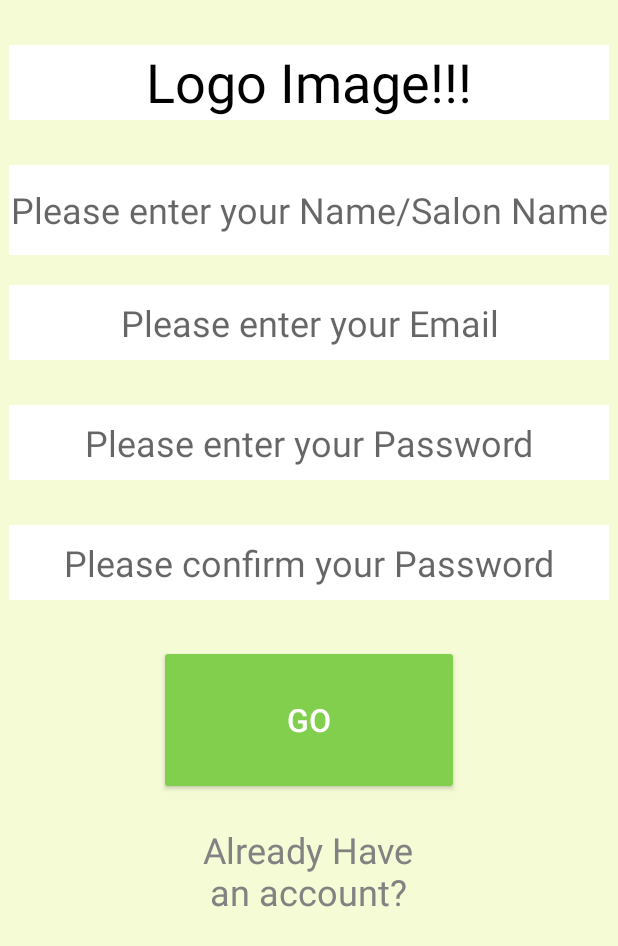
After one commit to talithavanlith/SalonOn, an Android app: the SignUpActivityZero screen opened directly, with no data from a screen before it, on a phone screen of 412 x 824 dp. The commit adds this screen. Shown: the top 946 px of the screen. Run offline under Robolectric (Android 15) with nearby library versions, the phone set to English and light mode, and no system bars.

Commit message:
Added 1st Part of SignUpActivity and hooked up 2nd Part.

```diff
--- a/app/src/main/AndroidManifest.xml
+++ b/app/src/main/AndroidManifest.xml
@@ -21,7 +21,8 @@
             </intent-filter>
         </activity>
         <activity android:name=".SignInActivity" android:label="@string/app_name" android:theme="@style/AppTheme.NoActionBar"></activity>
-        <activity android:name=".SignUpActivity" android:label="@string/app_name" android:theme="@style/AppTheme.NoActionBar"></activity>
+        <activity android:name=".SignUpActivityZero" android:label="@string/app_name" android:theme="@style/AppTheme.NoActionBar"></activity>
+        <activity android:name=".SignUpActivityOne" android:label="@string/app_name" android:theme="@style/AppTheme.NoActionBar"></activity>
 
     </application>
 
--- a/app/src/main/java/com/example/salonon/SignInActivity.java
+++ b/app/src/main/java/com/example/salonon/SignInActivity.java
@@ -46,7 +46,7 @@ public class SignInActivity extends AppCompatActivity {
             userType = null;
         }
         // Now I can pass userType to sign in if we need it.
-        Intent signUpIntent = new Intent(SignInActivity.this, SignUpActivity.class);
+        Intent signUpIntent = new Intent(SignInActivity.this, SignUpActivityZero.class);
         signUpIntent.putExtra("userType", userType);
         startActivity(signUpIntent);
     }
--- /dev/null
+++ b/app/src/main/res/layout/activity_sign_up_zero.xml
@@ -0,0 +1,107 @@
+<?xml version="1.0" encoding="utf-8"?>
+<RelativeLayout xmlns:android="http://schemas.android.com/apk/res/android"
+    android:layout_width="match_parent"
+    android:layout_height="match_parent"
+    xmlns:app="http://schemas.android.com/apk/res-auto"
+
+    android:background="#F4FBD5">
+
+    <TextView
+        android:id="@+id/logo"
+        android:layout_width="400dp"
+        android:layout_height="50dp"
+        android:background="@android:color/white"
+        android:text="Logo Image!!!"
+        android:textColor="@android:color/black"
+        android:textSize="36sp"
+        android:textAlignment="center"
+        android:layout_alignParentTop="true"
+        android:layout_centerHorizontal="true"
+        android:layout_marginTop="30dp"/>
+
+    <EditText
+        android:id="@+id/nameEditText"
+        android:layout_width="400dp"
+        android:layout_height="60dp"
+        android:layout_alignTop="@+id/logo"
+        android:layout_centerHorizontal="true"
+        android:layout_marginTop="80dp"
+        android:background="@android:color/white"
+        android:hint="Please enter your Name/Salon Name"
+        android:textAlignment="center"
+        android:textColor="@android:color/black"
+        android:textSize="24sp" />
+
+
+
+    <EditText
+        android:id="@+id/emailEditText"
+        android:inputType="textEmailAddress"
+        android:layout_width="400dp"
+        android:layout_height="50dp"
+        android:layout_alignTop="@+id/nameEditText"
+        android:layout_centerHorizontal="true"
+        android:layout_marginTop="80dp"
+        android:background="@android:color/white"
+        android:hint="Please enter your Email"
+        android:textAlignment="center"
+        android:textColor="@android:color/black"
+        android:textSize="24sp" />
+
+    <EditText
+        android:id="@+id/passwordEditText"
+        android:inputType="textPassword"
+        android:layout_width="400dp"
+        android:layout_height="50dp"
+        android:layout_alignTop="@+id/emailEditText"
+        android:layout_centerHorizontal="true"
+        android:layout_marginTop="80dp"
+        android:background="@android:color/white"
+        android:hint="Please enter your Password"
+        android:textAlignment="center"
+        android:textColor="@android:color/black"
+        android:textSize="24sp" />
+
+    <EditText
+        android:id="@+id/confirmPasswordEditText"
+        android:inputType="textPassword"
+        android:layout_width="400dp"
+        android:layout_height="50dp"
+        android:layout_alignTop="@+id/passwordEditText"
+        android:layout_centerHorizontal="true"
+        android:layout_marginTop="80dp"
+        android:background="@android:color/white"
+        android:hint="Please confirm your Password"
+        android:textAlignment="center"
+        android:textColor="@android:color/black"
+        android:textSize="24sp" />
+
+    <Button
+        android:id="@+id/continueButton"
+        android:onClick="continueButtonOnClick"
+        android:layout_width="200dp"
+        android:layout_height="100dp"
+        android:layout_alignTop="@+id/confirmPasswordEditText"
+        android:layout_marginTop="80dp"
+        android:layout_centerHorizontal="true"
+        app:backgroundTint = "#81CF4D"
+        android:text="Go"
+        android:textColor="@android:color/white"
+        android:textSize="21sp"
+        />
+
+    <TextView
+        android:id="@+id/haveAccountTextView"
+        android:onClick="haveAccountTextViewOnClick"
+        android:layout_width="150dp"
+        android:layout_height="60dp"
+        android:layout_alignTop="@+id/continueButton"
+        android:layout_centerHorizontal="true"
+        android:layout_marginTop="120dp"
+        android:background="#F4FBD5"
+        android:text="Already Have an account?"
+        android:textAlignment="center"
+        android:textColor="#828282"
+        android:textSize="24sp" />
+
+</RelativeLayout>
```
Also changed, not shown: app/src/main/java/com/example/salonon/SignUpActivityOne.java (renamed from app/src/main/java/com/example/salonon/SignUpActivity.java, +4 -3 lines), app/src/main/java/com/example/salonon/SignUpActivityZero.java (added, +79 -0 lines), app/src/main/res/layout/activity_sign_up_one.xml (renamed from app/src/main/res/layout/activity_sign_up.xml).
